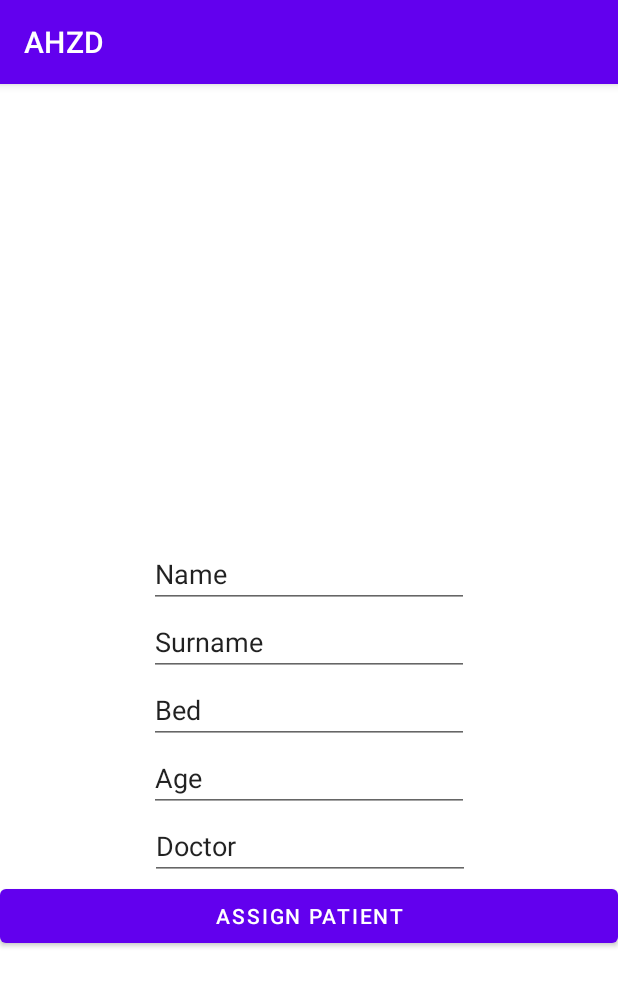
After one commit to adamheinrich-oke/Hospital_App, an Android app: the AddPatientFragment screen opened through its navigation route, on a phone screen of 412 x 824 dp. The commit adds this screen. Shown: the top 986 px of the screen. Run offline under Robolectric (Android 15) with nearby library versions, the phone set to English and light mode, and no system bars; 4 statements that could not run were skipped.

Commit message:
nurse 2.0 retrofit_Push

```diff
--- a/app/build.gradle
+++ b/app/build.gradle
@@ -75,4 +75,7 @@ dependencies {
     // Glide
     implementation 'com.github.bumptech.glide:glide:4.12.0'
     kapt 'com.github.bumptech.glide:compiler:4.12.0'
+
+    //    implementation 'androidx.navigation:navigation-fragment-ktx:2.3.5'
+    //    implementation 'androidx.navigation:navigation-ui-ktx:2.3.5'
 }
--- a/app/src/main/java/com/example/ahzd/data/PatientsRepository.kt
+++ b/app/src/main/java/com/example/ahzd/data/PatientsRepository.kt
@@ -1,5 +1,7 @@
 package com.example.ahzd.data
 
+import com.example.ahzd.model.BedsPostResponse
+import com.example.ahzd.model.Patient
 import com.example.ahzd.model.PatientApiResponse
 import javax.inject.Inject
 import javax.inject.Singleton
@@ -10,4 +12,5 @@ class PatientsRepository @Inject constructor(
 ) {
 
     suspend fun getApiResponse(): List<PatientApiResponse> = api.searchPatients()
+    suspend fun  getPostApiResponse(query:String,patient: Patient): BedsPostResponse = api.insertPatient(query, patient)
 }
--- a/app/src/main/java/com/example/ahzd/di/GetPatientComponent.kt
+++ b/app/src/main/java/com/example/ahzd/di/GetPatientComponent.kt
@@ -1,10 +1,13 @@
 package com.example.ahzd.di
 
 import com.example.ahzd.doctoractivity.doctorfragment.DoctorFragment
+import com.example.ahzd.nurseactivity.nursefragment.AddPatientFragment
 import dagger.Component
 
 @SearchTitleScope
 @Component(dependencies = [AppComponent::class])
 interface GetPatientComponent {
     fun inject(fragment: DoctorFragment)
+    fun inject(fragment: AddPatientFragment)
+
 }
--- /dev/null
+++ b/app/src/main/java/com/example/ahzd/nurseactivity/nursefragment/AddPatientFragment.kt
@@ -0,0 +1,45 @@
+package com.example.ahzd.nurseactivity.nursefragment
+
+import android.os.Bundle
+import android.view.View
+import android.widget.Toast
+import androidx.fragment.app.Fragment
+import com.example.App
+import com.example.ahzd.R
+import com.example.ahzd.di.DaggerGetPatientComponent
+import com.example.ahzd.doctoractivity.viewmodel.GetPatientsViewModel
+import com.example.ahzd.model.Patient
+import com.example.ahzd.utils.daggerViewModels
+import com.google.gson.annotations.SerializedName
+
+class AddPatientFragment : Fragment(R.layout.addpatient) {
+
+    val viewModel: GetPatientsViewModel by daggerViewModels { requireActivity() }
+
+    override fun onViewCreated(view: View, savedInstanceState: Bundle?) {
+        super.onViewCreated(view, savedInstanceState)
+
+        DaggerGetPatientComponent.builder()
+            .appComponent((requireActivity().application as App).getAppComponent())
+            .build()
+            .inject(this)
+
+        viewModel.message.observe(viewLifecycleOwner) {
+            Toast.makeText(activity, it.message, Toast.LENGTH_SHORT).show()
+        }
+
+        val patientInfo = Patient(
+            id = 101,
+            name = "Adamek",
+            surname = "Sopot",
+            bed= 6,
+            age =  25,
+            doctor= 2222,
+           image= "WWWW"
+        )
+
+        viewModel.insertPatient(patientInfo.id.toString(),patientInfo)
+    }
+
+
+}
--- a/app/src/main/java/com/example/ahzd/nurseactivity/nursefragment/BedsAdapter.kt
+++ b/app/src/main/java/com/example/ahzd/nurseactivity/nursefragment/BedsAdapter.kt
@@ -11,7 +11,8 @@ import com.example.ahzd.utils.filterNotIn
 class BedsAdapter(
     context: Context,
     private val listofNumbers: List<Int>,
-    private val listener: OnItemClickListener
+    private val listener: OnItemClickListener,
+    private val listener_second :OnLongClickCallback
 ) :
     RecyclerView.Adapter<BedsViewHolder>() {
     private val apiResponse = mutableListOf(1, 2, 4)
@@ -39,7 +40,7 @@ class BedsAdapter(
     override fun onCreateViewHolder(parent: ViewGroup, viewType: Int): BedsViewHolder {
         val view = LayoutInflater.from(parent.context)
             .inflate(R.layout.bed_item, parent, false)
-        return BedsViewHolder(view,ctx)
+        return BedsViewHolder(view,ctx,listener_second)
     }
 
     override fun onBindViewHolder(holder: BedsViewHolder, position: Int) {
--- a/app/src/main/java/com/example/ahzd/nurseactivity/nursefragment/BedsViewHolder.kt
+++ b/app/src/main/java/com/example/ahzd/nurseactivity/nursefragment/BedsViewHolder.kt
@@ -9,7 +9,7 @@ import android.widget.Toast
 import androidx.recyclerview.widget.RecyclerView
 import com.example.ahzd.R
 
-class BedsViewHolder(itemView: View, context: Context) : RecyclerView.ViewHolder(itemView) {
+class BedsViewHolder(itemView: View, context: Context,val listener: OnLongClickCallback) : RecyclerView.ViewHolder(itemView) {
 
     private val bedImage = itemView.findViewById(R.id.bedImageImageView) as ImageView
     private val bedNumber = itemView.findViewById(R.id.bedNumberTextView) as TextView
@@ -37,7 +37,7 @@ class BedsViewHolder(itemView: View, context: Context) : RecyclerView.ViewHolder
             itemView.setOnLongClickListener {
                 Toast.makeText(ctx, "Long click detected", Toast.LENGTH_SHORT).show()
                 itemView.foreground = null
-
+                listener.addPatientToBed()
                 return@setOnLongClickListener true
             }
         }
--- a/app/src/main/java/com/example/ahzd/nurseactivity/nursefragment/NurseFragment.kt
+++ b/app/src/main/java/com/example/ahzd/nurseactivity/nursefragment/NurseFragment.kt
@@ -4,16 +4,18 @@ import android.os.Bundle
 import android.util.Log
 import android.view.View
 import androidx.fragment.app.Fragment
+import androidx.navigation.fragment.findNavController
 import androidx.recyclerview.widget.GridLayoutManager
 import androidx.recyclerview.widget.RecyclerView
 import com.example.ahzd.R
 
-class NurseFragment : Fragment(R.layout.fragment_nurse_beds_overview), OnItemClickListener {
+class NurseFragment : Fragment(R.layout.fragment_nurse_beds_overview), OnItemClickListener, OnLongClickCallback {
 
     private lateinit var recyclerView: RecyclerView
     private lateinit var bedsAdapter: BedsAdapter
     private lateinit var bendNumbers: List<Int>
     private val listOfCLicks = mutableListOf<Int>()
+
 
     override fun onViewCreated(view: View, savedInstanceState: Bundle?) {
         super.onViewCreated(view, savedInstanceState)
@@ -22,7 +24,7 @@ class NurseFragment : Fragment(R.layout.fragment_nurse_beds_overview), OnItemCli
         bendNumbers = mutableListOf(0, 1, 2, 3, 4, 5, 6, 7, 8, 9)
         R.drawable.bed
 
-        bedsAdapter = BedsAdapter(requireContext(), bendNumbers, this)
+        bedsAdapter = BedsAdapter(requireContext(), bendNumbers, this, this)
 
         recyclerView.apply {
             layoutManager = GridLayoutManager(requireContext(), 2)
@@ -51,5 +53,9 @@ class NurseFragment : Fragment(R.layout.fragment_nurse_beds_overview), OnItemCli
         }
     }
 
+    override fun addPatientToBed() {
+        val action = NurseFragmentDirections.actionNurseBedsOverviewFragmentToAddPatient()
+        findNavController().navigate(action)
+    }
 
 }
--- a/app/src/main/res/layout/addpatient.xml
+++ b/app/src/main/res/layout/addpatient.xml
@@ -4,12 +4,12 @@
     xmlns:tools="http://schemas.android.com/tools"
     android:layout_width="match_parent"
     android:layout_height="match_parent"
+    tools:context=".nurseactivity.nursefragment.AddPatientFragment"
     tools:layout_editor_absoluteX="0dp"
-    tools:layout_editor_absoluteY="1dp"
-    tools:context=".nurseactivity.nursefragment.AddPatient">
+    tools:layout_editor_absoluteY="1dp">
 
 
-<EditText
+    <EditText
         android:id="@+id/bed"
         android:layout_width="wrap_content"
         android:layout_height="wrap_content"
@@ -24,12 +24,14 @@
         android:id="@+id/doctor"
         android:layout_width="wrap_content"
         android:layout_height="wrap_content"
+        android:layout_marginBottom="237dp"
         android:ems="10"
         android:inputType="textPersonName"
         android:text="Doctor"
+        app:layout_constraintBottom_toBottomOf="parent"
         app:layout_constraintEnd_toEndOf="parent"
-        app:layout_constraintStart_toStartOf="parent"
-        tools:layout_editor_absoluteY="449dp" />
+        app:layout_constraintHorizontal_bias="0.502"
+        app:layout_constraintStart_toStartOf="parent" />
 
     <EditText
         android:id="@+id/name"
@@ -63,4 +65,13 @@
         app:layout_constraintBottom_toTopOf="@+id/doctor"
         app:layout_constraintEnd_toEndOf="parent"
         app:layout_constraintStart_toStartOf="parent" />
+
+    <Button
+        android:id="@+id/button"
+        android:layout_width="0dp"
+        android:layout_height="wrap_content"
+        android:text="Assign patient"
+        app:layout_constraintEnd_toEndOf="parent"
+        app:layout_constraintStart_toStartOf="parent"
+        app:layout_constraintTop_toBottomOf="@+id/doctor" />
 </androidx.constraintlayout.widget.ConstraintLayout>
--- a/app/src/main/res/navigation/navigation.xml
+++ b/app/src/main/res/navigation/navigation.xml
@@ -16,7 +16,7 @@
     </fragment>
     <fragment
         android:id="@+id/addPatient"
-        android:name="com.example.ahzd.nurseactivity.nursefragment.AddPatient"
+        android:name="com.example.ahzd.nurseactivity.nursefragment.AddPatientFragment"
         android:label="AddPatient"
         tools:layout="@layout/addpatient"/>
 </navigation>
--- a/build.gradle
+++ b/build.gradle
@@ -1,5 +1,9 @@
 // Top-level build file where you can add configuration options common to all sub-projects/modules.
 buildscript {
+    ext{
+
+        navigationVersion = '2.3.1'
+    }
     dependencies {
         classpath 'com.google.gms:google-services:4.3.10'
         classpath "androidx.navigation:navigation-safe-args-gradle-plugin:2.4.1"
```
Also changed, not shown: app/src/main/java/com/example/ahzd/data/PatientsApi.kt (+8 -2 lines), app/src/main/java/com/example/ahzd/doctoractivity/viewmodel/GetPatientsViewModel.kt (+11 -0 lines), app/src/main/java/com/example/ahzd/model/BedsPostResponse.kt (added, +8 -0 lines), app/src/main/java/com/example/ahzd/nurseactivity/nursefragment/AddPatient.kt (deleted, +0 -9 lines).
